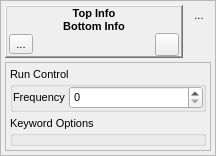
First picture: the form in src/gui/modulechartmoduleblock.ui, repository disorderedmaterials/dissolve, before the edit.
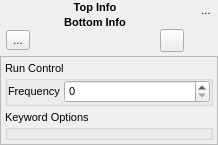
Second picture: the form after the edit. Icons and pictures are not drawn. Custom widgets are drawn as their Qt base class.

Commit message: Updated layout, style, and function of ModuleChart.

The edit to the form file:
```diff
--- a/src/gui/modulechartmoduleblock.ui
+++ b/src/gui/modulechartmoduleblock.ui
@@ -6,8 +6,8 @@
    <rect>
     <x>0</x>
     <y>0</y>
-    <width>211</width>
-    <height>159</height>
+    <width>218</width>
+    <height>145</height>
    </rect>
   </property>
   <property name="sizePolicy">
@@ -32,10 +32,10 @@
   </property>
   <layout class="QVBoxLayout" name="verticalLayout">
    <property name="spacing">
-    <number>0</number>
+    <number>4</number>
    </property>
    <property name="sizeConstraint">
-    <enum>QLayout::SetFixedSize</enum>
+    <enum>QLayout::SetMinimumSize</enum>
    </property>
    <property name="leftMargin">
     <number>0</number>
@@ -48,36 +48,6 @@
    </property>
    <property name="bottomMargin">
     <number>0</number>
-   </property>
-   <item>
-    <widget class="QFrame" name="frame">
-     <property name="sizePolicy">
-      <sizepolicy hsizetype="Preferred" vsizetype="Minimum">
-       <horstretch>0</horstretch>
-       <verstretch>0</verstretch>
-      </sizepolicy>
-     </property>
-     <property name="frameShape">
-      <enum>QFrame::StyledPanel</enum>
-     </property>
-     <property name="frameShadow">
-      <enum>QFrame::Sunken</enum>
-     </property>
-     <layout class="QVBoxLayout" name="verticalLayout_2">
-      <property name="spacing">
-       <number>4</number>
-      </property>
-      <property name="leftMargin">
-       <number>4</number>
-      </property>
-      <property name="topMargin">
-       <number>4</number>
-      </property>
-      <property name="rightMargin">
-       <number>4</number>
-      </property>
-      <property name="bottomMargin">
-       <number>4</number>
       </property>
       <item>
        <layout class="QGridLayout" name="TopLayout">
@@ -122,7 +92,7 @@
            <string/>
           </property>
           <property name="frameShape">
-           <enum>QFrame::WinPanel</enum>
+        <enum>QFrame::NoFrame</enum>
           </property>
           <property name="frameShadow">
            <enum>QFrame::Raised</enum>
@@ -433,9 +403,6 @@
             </property>
             <item>
              <widget class="ModuleKeywordsWidget" name="KeywordsWidget" native="true"/>
-            </item>
-           </layout>
-          </widget>
          </item>
         </layout>
        </widget>
```
Lines whose indentation alone changed are shown as unchanged. The commit also changes 9 other files.
